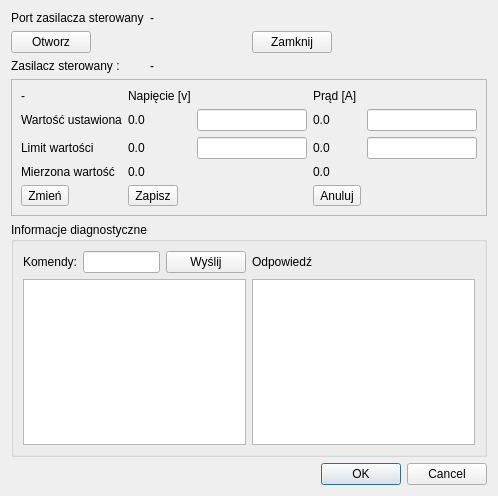
Qt form CzujkiLinioweApp/testzasilaczadlg.ui (wiacekmarcin/CzujkiLiniowe) before a commit.
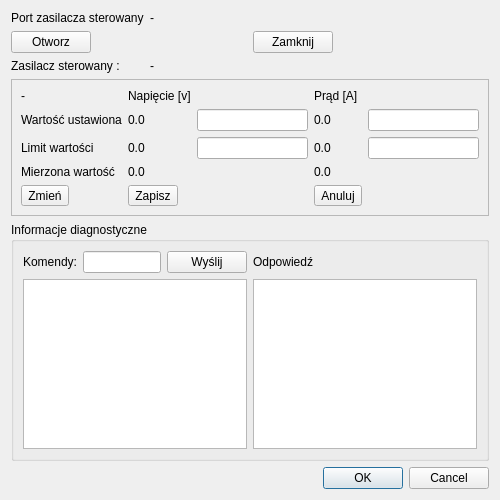
The same form after that commit.

```diff
--- a/CzujkiLinioweApp/testzasilaczadlg.ui
+++ b/CzujkiLinioweApp/testzasilaczadlg.ui
@@ -6,10 +6,22 @@
    <rect>
     <x>0</x>
     <y>0</y>
-    <width>498</width>
-    <height>496</height>
+    <width>500</width>
+    <height>500</height>
    </rect>
   </property>
+  <property name="minimumSize">
+   <size>
+    <width>500</width>
+    <height>500</height>
+   </size>
+  </property>
+  <property name="maximumSize">
+   <size>
+    <width>1920</width>
+    <height>1200</height>
+   </size>
+  </property>
   <property name="windowTitle">
    <string>Dialog</string>
   </property>
```
